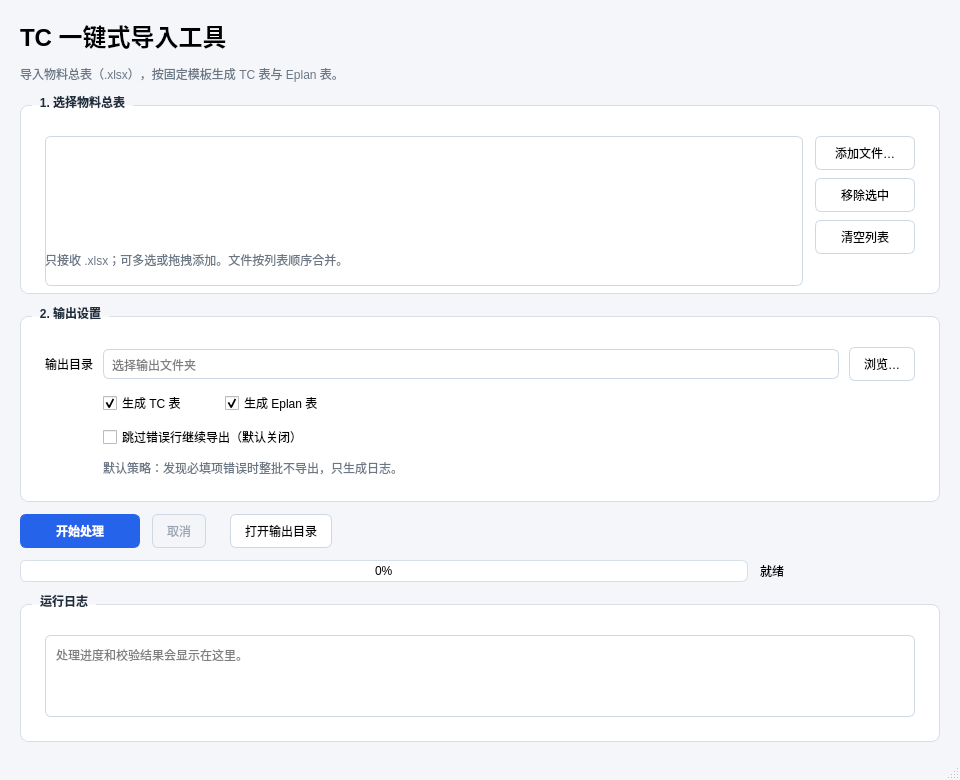
Qt form software/ui/MainWindow.ui (jkfy/DataTransTool) before a commit.
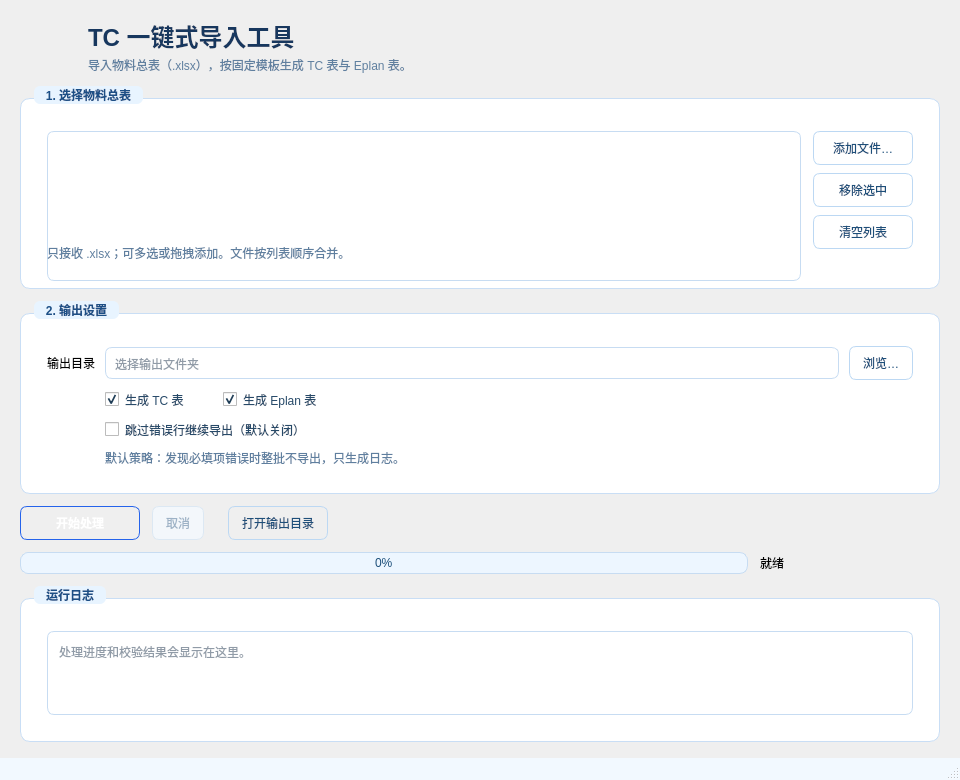
The same form after that commit. Icons and pictures are not drawn.

Diff of the .ui file:
```diff
--- a/software/ui/MainWindow.ui
+++ b/software/ui/MainWindow.ui
@@ -20,54 +20,115 @@
    <string>TC 一键式导入工具</string>
   </property>
   <property name="styleSheet">
-   <string notr="true">QMainWindow { background: #f4f6fa; }
+   <string notr="true">QMainWindow {
+    background: qlineargradient(x1:0, y1:0, x2:1, y2:1,
+        stop:0 #ffffff,
+        stop:0.42 #f7fbff,
+        stop:1 #d3e7fc);
+}
+QWidget#centralwidget { background: transparent; }
 QGroupBox {
     font-weight: 600;
-    border: 1px solid #d8dee8;
-    border-radius: 8px;
-    margin-top: 10px;
-    padding: 14px 12px 12px 12px;
+    border: 1px solid #c9def5;
+    border-radius: 10px;
+    margin-top: 12px;
+    padding: 16px 14px 14px 14px;
     background: #ffffff;
 }
 QGroupBox::title {
     subcontrol-origin: margin;
-    left: 12px;
-    padding: 0 6px;
-    color: #1f2d3d;
+    left: 14px;
+    padding: 2px 10px;
+    color: #1c4f86;
+    background-color: #e8f4ff;
+    border-radius: 6px;
 }
 QLineEdit, QListWidget, QPlainTextEdit {
-    border: 1px solid #cfd7e3;
-    border-radius: 6px;
-    padding: 6px;
+    border: 1px solid #c7dcf2;
+    border-radius: 7px;
+    padding: 7px;
     background: #ffffff;
-    selection-background-color: #bfdbfe;
+    color: #22384f;
+    selection-background-color: #cfe6ff;
+    selection-color: #17375e;
+}
+QLineEdit:focus, QListWidget:focus, QPlainTextEdit:focus {
+    border: 1px solid #6aa9e8;
 }
 QPushButton {
-    border: 1px solid #cfd7e3;
-    border-radius: 6px;
-    padding: 7px 14px;
-    background: #ffffff;
+    border: 1px solid #bcd8f3;
+    border-radius: 7px;
+    padding: 7px 13px;
+    background: qlineargradient(x1:0, y1:0, x2:0, y2:1,
+        stop:0 #ffffff,
+        stop:1 #eaf5ff);
+    color: #1d4f7a;
 }
-QPushButton:hover { background: #eef4ff; }
-QPushButton:disabled { color: #9aa4b2; background: #f3f5f8; }
+QPushButton:hover {
+    background: qlineargradient(x1:0, y1:0, x2:0, y2:1,
+        stop:0 #f8fcff,
+        stop:1 #69b4fa);
+    border-color: #8fc5f0;
+}
+QPushButton:pressed {
+    background: #cfe6fa;
+    border-color: #6aa9e8;
+}
+QPushButton:disabled {
+    color: #9db2c6;
+    background: #f3f7fb;
+    border-color: #dce8f3;
+}
 QPushButton#startButton {
-    background: #2563eb;
+    background: qlineargradient(x1:0, y1:0, x2:0, y2:1,
+        stop:0 #4c9af5,
+        stop:1 #578bfa);
     color: #ffffff;
     border-color: #2563eb;
     font-weight: 600;
 }
-QPushButton#startButton:hover { background: #1d4ed8; }
-QPushButton#startButton:disabled { background: #9db7ee; border-color: #9db7ee; }
+QPushButton#startButton:hover {
+    background: qlineargradient(x1:0, y1:0, x2:0, y2:1,
+        stop:0 #66adff,
+        stop:1 #3478ed);
+}
+QPushButton#startButton:pressed { background: #1d4ed8; }
+QPushButton#startButton:disabled {
+    background: #b7d4f5;
+    border-color: #b7d4f5;
+    color: #f0f7ff;
+}
 QProgressBar {
-    border: 1px solid #d8dee8;
-    border-radius: 6px;
+    border: 1px solid #c7dcf2;
+    border-radius: 8px;
     height: 20px;
     text-align: center;
-    background: #ffffff;
+    background: #edf6ff;
+    color: #1d4f7a;
 }
-QProgressBar::chunk { background: #2563eb; border-radius: 5px; }
+QProgressBar::chunk {
+    background: qlineargradient(x1:0, y1:0, x2:1, y2:0,
+        stop:0 #8bc3fc,
+        stop:1 #2563eb);
+    border-radius: 7px;
+}
+QCheckBox { color: #274a69; spacing: 6px; }
+QListWidget::item {
+    padding: 4px 6px;
+    border-radius: 4px;
+}
+QListWidget::item:selected {
+    background: #d8ecff;
+    color: #17375e;
+}
+QListWidget::item:hover { background: #eef7ff; }
+QLabel#titleLabel { color: #17375e; }
 QLabel#subtitleLabel, QLabel#inputHintLabel, QLabel#outputHintLabel {
-    color: #6b7785;
+    color: #5f7f9f;
+}
+QStatusBar {
+    background: #f2f9ff;
+    color: #4a6b88;
 }</string>
   </property>
   <widget class="QWidget" name="centralwidget">
@@ -88,25 +149,73 @@
      <number>16</number>
     </property>
     <item>
-     <widget class="QLabel" name="titleLabel">
-      <property name="font">
-       <font>
-        <pointsize>18</pointsize>
-        <weight>75</weight>
-        <bold>true</bold>
-       </font>
+     <layout class="QHBoxLayout" name="headerLayout">
+      <property name="spacing">
+       <number>12</number>
       </property>
-      <property name="text">
-       <string>TC 一键式导入工具</string>
-      </property>
-     </widget>
-    </item>
-    <item>
-     <widget class="QLabel" name="subtitleLabel">
-      <property name="text">
-       <string>导入物料总表（.xlsx），按固定模板生成 TC 表与 Eplan 表。</string>
-      </property>
-     </widget>
+      <item>
+       <widget class="QLabel" name="logoLabel">
+        <property name="minimumSize">
+         <size>
+          <width>56</width>
+          <height>56</height>
+         </size>
+        </property>
+        <property name="maximumSize">
+         <size>
+          <width>56</width>
+          <height>56</height>
+         </size>
+        </property>
+        <property name="pixmap">
+         <pixmap resource="app.qrc">:/icons/transIcon.png</pixmap>
+        </property>
+        <property name="scaledContents">
+         <bool>true</bool>
+        </property>
+       </widget>
+      </item>
+      <item>
+       <layout class="QVBoxLayout" name="headerTextLayout">
+        <property name="spacing">
+         <number>2</number>
+        </property>
+        <item>
+         <widget class="QLabel" name="titleLabel">
+          <property name="font">
+           <font>
+            <pointsize>18</pointsize>
+            <bold>true</bold>
+           </font>
+          </property>
+          <property name="text">
+           <string>TC 一键式导入工具</string>
+          </property>
+         </widget>
+        </item>
+        <item>
+         <widget class="QLabel" name="subtitleLabel">
+          <property name="text">
+           <string>导入物料总表（.xlsx），按固定模板生成 TC 表与 Eplan 表。</string>
+          </property>
+         </widget>
+        </item>
+       </layout>
+      </item>
+      <item>
+       <spacer name="headerSpacer">
+        <property name="orientation">
+         <enum>Qt::Orientation::Horizontal</enum>
+        </property>
+        <property name="sizeHint" stdset="0">
+         <size>
+          <width>40</width>
+          <height>20</height>
+         </size>
+        </property>
+       </spacer>
+      </item>
+     </layout>
     </item>
     <item>
      <widget class="QGroupBox" name="inputGroup">
@@ -181,6 +290,17 @@
            <property name="text">
             <string>添加文件…</string>
            </property>
+           <property name="iconSize">
+            <size>
+             <width>18</width>
+             <height>18</height>
+            </size>
+           </property>
+           <property name="icon">
+            <iconset resource="app.qrc">
+             <normaloff>:/icons/addFile.png</normaloff>
+            </iconset>
+           </property>
           </widget>
          </item>
          <item>
@@ -194,6 +314,17 @@
            <property name="text">
             <string>移除选中</string>
            </property>
+           <property name="iconSize">
+            <size>
+             <width>18</width>
+             <height>18</height>
+            </size>
+           </property>
+           <property name="icon">
+            <iconset resource="app.qrc">
+             <normaloff>:/icons/removeFile.png</normaloff>
+            </iconset>
+           </property>
           </widget>
          </item>
          <item>
@@ -207,6 +338,17 @@
            <property name="text">
             <string>清空列表</string>
            </property>
+           <property name="iconSize">
+            <size>
+             <width>18</width>
+             <height>18</height>
+            </size>
+           </property>
+           <property name="icon">
+            <iconset resource="app.qrc">
+             <normaloff>:/icons/cleanList.png</normaloff>
+            </iconset>
+           </property>
           </widget>
          </item>
          <item>
@@ -233,12 +375,6 @@
        <string>2. 输出设置</string>
       </property>
       <layout class="QGridLayout" name="outputLayout">
-       <property name="horizontalSpacing">
-        <number>10</number>
-       </property>
-       <property name="verticalSpacing">
-        <number>10</number>
-       </property>
        <property name="leftMargin">
         <number>12</number>
        </property>
@@ -251,6 +387,9 @@
        <property name="bottomMargin">
         <number>12</number>
        </property>
+       <property name="spacing">
+        <number>10</number>
+       </property>
        <item row="0" column="0">
         <widget class="QLabel" name="outputLabel">
          <property name="text">
@@ -276,6 +415,17 @@
          <property name="text">
           <string>浏览…</string>
          </property>
+         <property name="iconSize">
+          <size>
+           <width>18</width>
+           <height>18</height>
+          </size>
+         </property>
+         <property name="icon">
+          <iconset resource="app.qrc">
+           <normaloff>:/icons/openFile.png</normaloff>
+          </iconset>
+         </property>
         </widget>
        </item>
        <item row="1" column="1" colspan="2">
```
Left out of the diff: 40 changed lines with no effect on the pictures.
